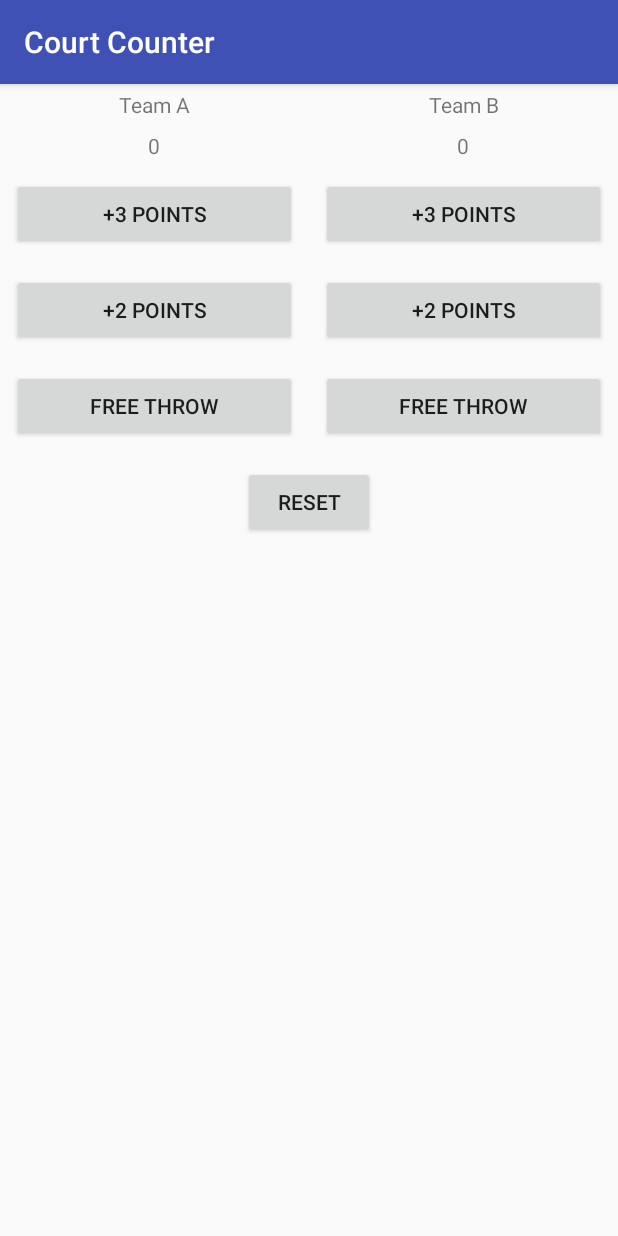
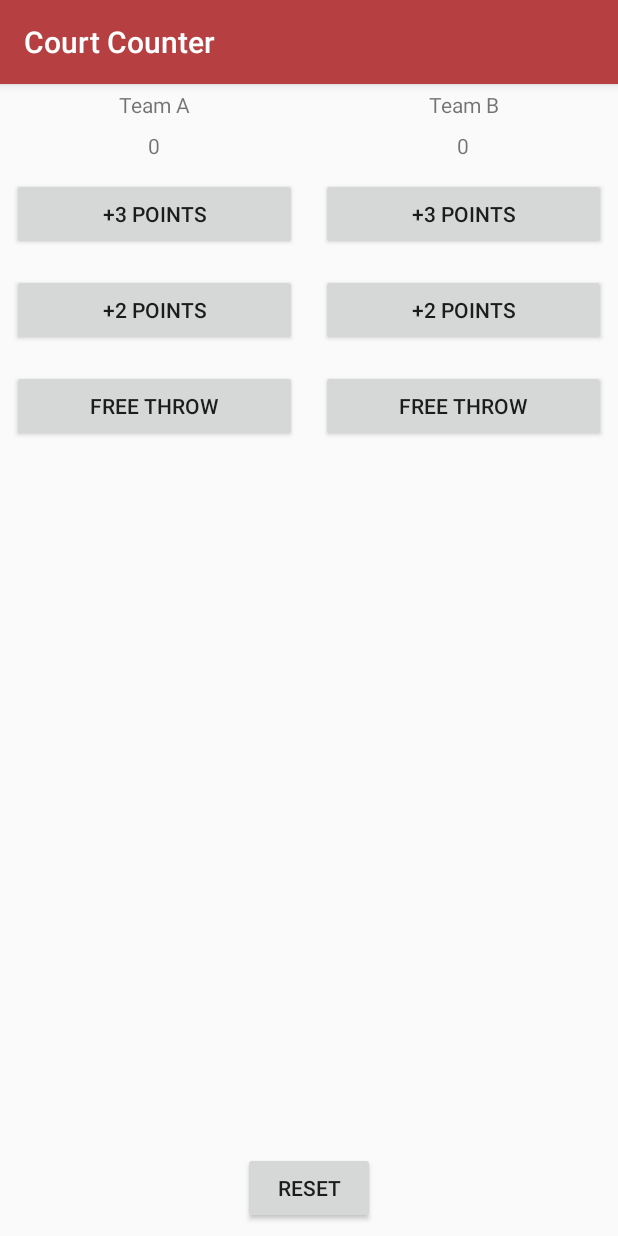
Before and after one commit to doowtnehpets/CourtCounter, an Android app: the screen it shows after launch (MainActivity), on a phone screen of 412 x 824 dp. Run offline under Robolectric (Android 15) with nearby library versions, the phone set to English and light mode, and no system bars.

Commit message:
Slight tweaks for colors and layout.

```diff
--- a/app/src/main/res/layout/activity_main.xml
+++ b/app/src/main/res/layout/activity_main.xml
@@ -1,8 +1,7 @@
-<LinearLayout xmlns:android="http://schemas.android.com/apk/res/android"
+<RelativeLayout xmlns:android="http://schemas.android.com/apk/res/android"
     xmlns:tools="http://schemas.android.com/tools"
     android:layout_width="match_parent"
-    android:layout_height="match_parent"
-    android:orientation="vertical">
+    android:layout_height="match_parent">
 
     <LinearLayout
         android:layout_width="match_parent"
@@ -100,9 +99,11 @@
     <Button
         android:layout_width="wrap_content"
         android:layout_height="wrap_content"
+        android:layout_alignParentBottom="true"
+        android:layout_centerHorizontal="true"
         android:layout_gravity="center"
         android:layout_margin="8dp"
         android:onClick="reset_score"
         android:text="RESET" />
 
-</LinearLayout>
+</RelativeLayout>
--- a/app/src/main/res/values/colors.xml
+++ b/app/src/main/res/values/colors.xml
@@ -1,6 +1,6 @@
 <?xml version="1.0" encoding="utf-8"?>
 <resources>
-    <color name="colorPrimary">#3F51B5</color>
-    <color name="colorPrimaryDark">#303F9F</color>
-    <color name="colorAccent">#FF4081</color>
+    <color name="colorPrimary">#b53f41</color>
+    <color name="colorPrimaryDark">#9f3034</color>
+    <color name="colorAccent">#ffd640</color>
 </resources>
```
